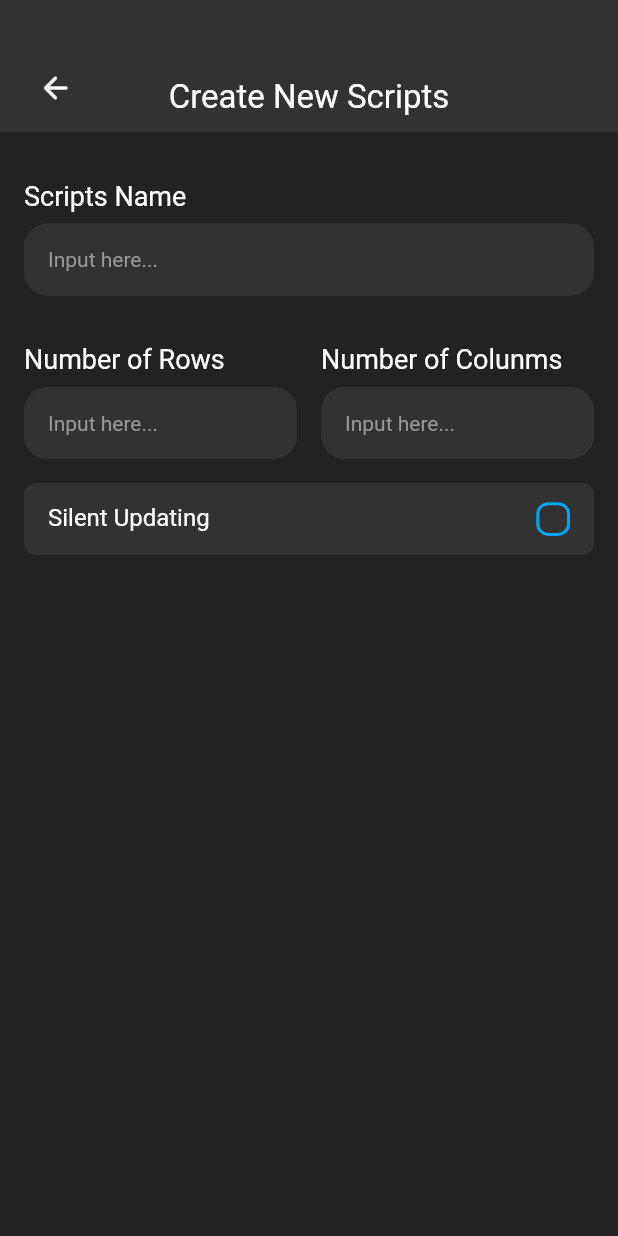
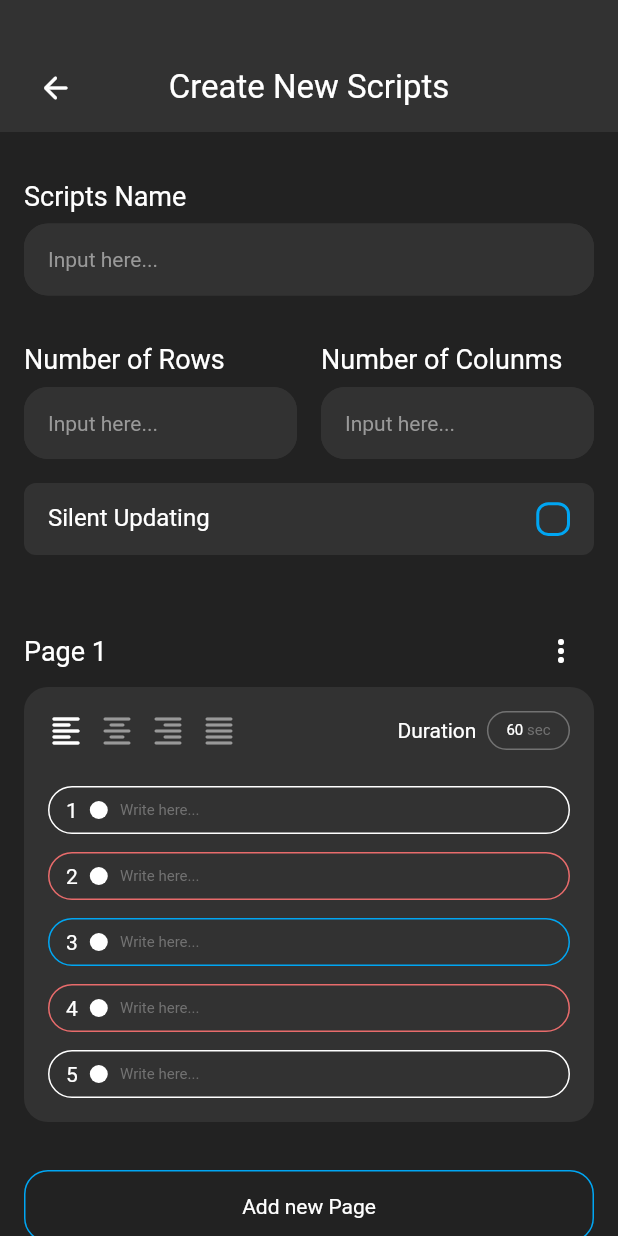
Before and after one commit to chanakaCP/Split-Flap-TV, a Flutter app: the CreateNewScriptScreen screen opened by its route, on a phone screen of 412 x 824 dp. Run offline on Flutter 3.47's test engine with Material 2 defaults, Android fonts, the light colour scheme and no system bars; our stand-ins replace cached_network_image, pin_code_fields.

Commit message:
Create page and add page UI complete

```diff
--- a/lib/config/enums/enums.dart
+++ b/lib/config/enums/enums.dart
@@ -1 +1,2 @@
 export 'custom_form_field_state.dart';
+export 'page_format.dart';
--- /dev/null
+++ b/lib/config/enums/page_format.dart
@@ -0,0 +1,6 @@
+enum PageFormat {
+  LEFT,
+  RIGHT,
+  CENTER,
+  JUSTIFY,
+}
--- a/lib/config/style/app_colors.dart
+++ b/lib/config/style/app_colors.dart
@@ -12,3 +12,4 @@ const pageColor1 = Color(0xFFE86B6B);
 const pageColor2 = Color(0xFF4DC591);
 const gray100 = Color(0xFFEEEEEE);
 const gray200 = Color(0xFFE0E0E0);
+const borderColor = Color(0xFF727272);
--- a/lib/config/style/app_style.dart
+++ b/lib/config/style/app_style.dart
@@ -38,7 +38,7 @@ TextStyle fontStyle4({Color? fontColor = white}) => TextStyle(
       fontSize: 22.0,
       color: fontColor,
       fontFamily: robotoFont,
-      height: 25.78 / 14.0,
+      height: 25.78 / 22.0,
     );
 
 TextStyle fontStyle5({Color? fontColor = primaryBlueColor}) => TextStyle(
@@ -71,6 +71,20 @@ TextStyle fontStyle8({Color? fontColor = white}) => TextStyle(
       fontFamily: robotoFont,
       height: 18.75 / 18.0,
     );
+TextStyle fontStyle9({Color? fontColor = white}) => TextStyle(
+      fontWeight: FontWeight.w400,
+      fontSize: 10.0,
+      color: fontColor,
+      fontFamily: robotoFont,
+      height: 11.72 / 11.72,
+    );
+TextStyle fontStyle10({Color? fontColor = white}) => TextStyle(
+      fontWeight: FontWeight.w500,
+      fontSize: 10.0,
+      color: fontColor,
+      fontFamily: robotoFont,
+      height: 11.72 / 11.72,
+    );
 
 TextStyle customFontStyle(
         {Color? fontColor = white,
--- a/lib/ui/screens/scripts/create_new_script_screen.dart
+++ b/lib/ui/screens/scripts/create_new_script_screen.dart
@@ -2,9 +2,11 @@ import 'package:flutter/material.dart';
 import 'package:split_flap_tv/config/extensions/extensions.dart';
 import 'package:split_flap_tv/config/style/style.dart';
 import 'package:split_flap_tv/ui/widgets/appbars/custom_appbar.dart';
+import 'package:split_flap_tv/ui/widgets/buttons/custom_button.dart';
 import 'package:split_flap_tv/ui/widgets/containers/custom_container.dart';
 import 'package:split_flap_tv/ui/widgets/form_contents/custom_form_field.dart';
 import 'package:split_flap_tv/ui/widgets/texts/custom_text.dart';
+import 'widgets/widgets.dart';
 
 class CreateNewScriptScreen extends StatefulWidget {
   @override
@@ -17,12 +19,21 @@ class _CreateNewScriptScreenState extends State<CreateNewScriptScreen> {
   TextEditingController _scriptRowsController = TextEditingController();
 
   bool _isSilentUpdate = false;
+  int _pageCount = 1;
 
   onTapSilentUpdate() {
     setState(() {
       _isSilentUpdate = !_isSilentUpdate;
     });
   }
+
+  onTapAddNewPage() {
+    setState(() {
+      _pageCount = _pageCount + 1;
+    });
+  }
+
+  onTapSaveScript() {}
 
   @override
   Widget build(BuildContext context) {
@@ -93,6 +104,18 @@ class _CreateNewScriptScreenState extends State<CreateNewScriptScreen> {
                   ],
                 ),
               ),
+              ScriptPageList(pageCount: _pageCount),
+              CustomButton.outline(
+                text: "Add new Page",
+                marginTop: 32,
+                onPressed: () => onTapAddNewPage(),
+              ),
+              CustomButton(
+                text: "Done",
+                marginTop: 15,
+                onPressed: () => onTapSaveScript(),
+              ),
+              const SizedBox(height: 100),
             ],
           ),
         ),
--- a/lib/ui/screens/scripts/script_details_screen.dart
+++ b/lib/ui/screens/scripts/script_details_screen.dart
@@ -20,7 +20,6 @@ class _ScriptDetailsScreenState extends State<ScriptDetailsScreen> {
     "Page 3",
     "Page 4",
     "Page 5",
-    "Page 6",
   ];
 
   @override
--- /dev/null
+++ b/lib/ui/screens/scripts/widgets/page_formt_icon.dart
@@ -0,0 +1,34 @@
+import 'package:flutter/material.dart';
+
+import 'package:split_flap_tv/config/extensions/border_radius_ex.dart';
+import 'package:split_flap_tv/config/style/style.dart';
+import 'package:split_flap_tv/ui/widgets/containers/custom_container.dart';
+
+class PageFormatIcon extends StatelessWidget {
+  final IconData icon;
+  final bool isSelected;
+  final VoidCallback onTapIcon;
+
+  const PageFormatIcon({
+    Key? key,
+    required this.icon,
+    required this.isSelected,
+    required this.onTapIcon,
+  }) : super(key: key);
+
+  @override
+  Widget build(BuildContext context) {
+    return CustomContainer(
+      borderRadius: 100.fullRadius,
+      marginRight: 10,
+      child: InkWell(
+        borderRadius: 100.fullRadius,
+        child: Icon(
+          icon,
+          color: (isSelected) ? white : hintTextColor,
+        ),
+        onTap: () => onTapIcon(),
+      ),
+    );
+  }
+}
--- /dev/null
+++ b/lib/ui/screens/scripts/widgets/script_page_list.dart
@@ -0,0 +1,28 @@
+import 'package:flutter/material.dart';
+import 'package:split_flap_tv/ui/screens/scripts/widgets/widgets.dart';
+
+import 'package:split_flap_tv/ui/widgets/containers/custom_container.dart';
+
+class ScriptPageList extends StatelessWidget {
+  final int pageCount;
+
+  const ScriptPageList({
+    Key? key,
+    required this.pageCount,
+  }) : super(key: key);
+
+  @override
+  Widget build(BuildContext context) {
+    return CustomContainer(
+      marginTop: 20,
+      child: Column(
+        children: [
+          for (var i = 0; i < pageCount; i++)
+            ScriptPageWidget(
+              pageName: "Page ${i + 1}",
+            ),
+        ],
+      ),
+    );
+  }
+}
--- /dev/null
+++ b/lib/ui/screens/scripts/widgets/script_page_widget.dart
@@ -0,0 +1,171 @@
+import 'package:flutter/material.dart';
+import 'package:split_flap_tv/config/enums/enums.dart';
+import 'package:split_flap_tv/config/extensions/extensions.dart';
+import 'package:split_flap_tv/config/style/style.dart';
+import 'package:split_flap_tv/ui/widgets/containers/custom_container.dart';
+import 'package:split_flap_tv/ui/widgets/form_contents/form_contents.dart';
+import 'package:split_flap_tv/ui/widgets/texts/custom_text.dart';
+
+import 'widgets.dart';
+
+class ScriptPageWidget extends StatefulWidget {
+  final String pageName;
+  const ScriptPageWidget({
+    Key? key,
+    required this.pageName,
+  }) : super(key: key);
+
+  @override
+  _ScriptPageWidgetState createState() => _ScriptPageWidgetState();
+}
+
+class _ScriptPageWidgetState extends State<ScriptPageWidget> {
+  PageFormat _selectedPageFormat = PageFormat.LEFT;
+  final int _count = 5;
+  final List _controlles = [];
+  final List _colors = [
+    white,
+    pageColor1,
+    primaryBlueColor,
+    hintTextColor,
+    pageColor2,
+  ];
+
+  @override
+  void initState() {
+    super.initState();
+    for (var i = 0; i < _count; i++) {
+      _controlles.add(TextEditingController());
+    }
+  }
+
+  onTapChangePageFormat(PageFormat format) {
+    setState(() {
+      _selectedPageFormat = format;
+    });
+  }
+
+  @override
+  Widget build(BuildContext context) {
+    return CustomContainer(
+      marginTop: 32,
+      child: Column(
+        children: [
+          Row(
+            mainAxisAlignment: MainAxisAlignment.spaceBetween,
+            children: [
+              CustomText(
+                text: widget.pageName,
+                textStyle: fontStyle1(),
+              ),
+              CustomContainer(
+                borderRadius: 100.fullRadius,
+                marginRight: 10,
+                child: InkWell(
+                  borderRadius: 100.fullRadius,
+                  child: const Icon(
+                    Icons.more_vert_rounded,
+                    color: white,
+                  ),
+                  onTap: () {},
+                ),
+              )
+            ],
+          ),
+          CustomContainer(
+            bgColor: primaryBlackColor,
+            borderRadius: 16.fullRadius,
+            padding: 16.all,
+            marginTop: 12,
+            child: Column(
+              children: [
+                Row(
+                  mainAxisAlignment: MainAxisAlignment.spaceBetween,
+                  children: [
+                    Row(
+                      children: [
+                        PageFormatIcon(
+                          icon: Icons.format_align_left_rounded,
+                          isSelected: (_selectedPageFormat == PageFormat.LEFT)
+                              ? true
+                              : false,
+                          onTapIcon: () =>
+                              onTapChangePageFormat(PageFormat.LEFT),
+                        ),
+                        PageFormatIcon(
+                          icon: Icons.format_align_center_rounded,
+                          isSelected: (_selectedPageFormat == PageFormat.CENTER)
+                              ? true
+                              : false,
+                          onTapIcon: () =>
+                              onTapChangePageFormat(PageFormat.CENTER),
+                        ),
+                        PageFormatIcon(
+                          icon: Icons.format_align_right_rounded,
+                          isSelected: (_selectedPageFormat == PageFormat.RIGHT)
+                              ? true
+                              : false,
+                          onTapIcon: () =>
+                              onTapChangePageFormat(PageFormat.RIGHT),
+                        ),
+                        PageFormatIcon(
+                          icon: Icons.format_align_justify_rounded,
+                          isSelected:
+                              (_selectedPageFormat == PageFormat.JUSTIFY)
+                                  ? true
+                                  : false,
+                          onTapIcon: () =>
+                              onTapChangePageFormat(PageFormat.JUSTIFY),
+                        ),
+                      ],
+                    ),
+                    Row(
+                      children: [
+                        CustomText(
+                          text: "Duration",
+                          textStyle: fontStyle5(fontColor: white),
+                        ),
+                        CustomContainer(
+                          border: Border.all(color: borderColor),
+                          borderRadius: 50.fullRadius,
+                          marginLeft: 7,
+                          padding: const EdgeInsets.symmetric(
+                              vertical: 7, horizontal: 12),
+                          child: Row(
+                            children: [
+                              CustomText(
+                                text: "60",
+                                textStyle: fontStyle10(),
+                              ),
+                              CustomText(
+                                text: " sec",
+                                textStyle: fontStyle9(fontColor: borderColor),
+                              ),
+                            ],
+                          ),
+                        )
+                      ],
+                    ),
+                  ],
+                ),
+                CustomContainer(
+                  marginTop: 12,
+                  child: Column(
+                    children: [
+                      for (var i = 0; i < _count; i++)
+                        ScriptPageInputFiled(
+                          controller: _controlles[i],
+                          index: i + 1,
+                          contentColor: _colors[(_colors.length) % (i + 1)],
+                        ),
+                    ],
+                  ),
+                )
+              ],
+            ),
+          ),
+        ],
+      ),
+    );
+  }
+}
--- a/lib/ui/screens/scripts/widgets/widgets.dart
+++ b/lib/ui/screens/scripts/widgets/widgets.dart
@@ -1 +1,4 @@
 export 'custom_page_action_widget.dart';
+export 'page_formt_icon.dart';
+export 'script_page_list.dart';
+export 'script_page_widget.dart';
--- /dev/null
+++ b/lib/ui/widgets/form_contents/form_contents.dart
@@ -0,0 +1,2 @@
+export 'custom_form_field.dart';
+export 'script_page_input_field.dart';
--- /dev/null
+++ b/lib/ui/widgets/form_contents/script_page_input_field.dart
@@ -0,0 +1,91 @@
+import 'package:flutter/material.dart';
+import 'package:split_flap_tv/config/extensions/border_radius_ex.dart';
+import 'package:split_flap_tv/config/style/style.dart';
+import 'package:split_flap_tv/ui/widgets/containers/custom_container.dart';
+import 'package:split_flap_tv/ui/widgets/texts/custom_text.dart';
+
+class ScriptPageInputFiled extends StatelessWidget {
+  final TextEditingController controller;
+  final int? maxLength;
+  final Color contentColor;
+  final int index;
+
+  const ScriptPageInputFiled({
+    Key? key,
+    required this.controller,
+    required this.index,
+    this.contentColor = white,
+    this.maxLength,
+  }) : super(key: key);
+
+  @override
+  Widget build(BuildContext context) {
+    return Container(
+      color: transparent,
+      margin: const EdgeInsets.only(top: 12),
+      height: 32,
+      alignment: Alignment.centerLeft,
+      child: Row(
+        children: [
+          Expanded(
+            child: TextFormField(
+              style: fontStyle9(fontColor: contentColor),
+              maxLength: maxLength,
+              controller: controller,
+              decoration: InputDecoration(
+                contentPadding: const EdgeInsets.all(10),
+                filled: true,
+                fillColor: transparent,
+                hintText: "Write here...",
+                hintStyle: fontStyle9(fontColor: borderColor),
+                prefixIcon: SizedBox(
+                  width: (index >= 100)
+                      ? 65
+                      : (index >= 10)
+                          ? 55
+                          : 40,
+                  child: Row(
+                    children: [
+                      CustomText(
+                        text: index.toString(),
+                        textStyle: fontStyle5(fontColor: white),
+                        marginLeft: 12,
+                      ),
+                      CustomContainer(
+                        height: 12,
+                        width: 12,
+                        bgColor: white,
+                        marginLeft: 8,
+                        borderRadius: 100.fullRadius,
+                      )
+                    ],
+                  ),
+                ),
+                border: OutlineInputBorder(
+                  borderRadius: BorderRadius.circular(100),
+                  borderSide: BorderSide(color: contentColor, width: 1),
+                ),
+                focusedBorder: OutlineInputBorder(
+                  borderRadius: BorderRadius.circular(100),
+                  borderSide: BorderSide(color: contentColor, width: 1),
+                ),
+                enabledBorder: OutlineInputBorder(
+                  borderRadius: BorderRadius.circular(100),
+                  borderSide: BorderSide(color: contentColor, width: 1),
+                ),
+                errorBorder: OutlineInputBorder(
+                  borderRadius: BorderRadius.circular(100),
+                  borderSide: BorderSide(color: contentColor, width: 1),
+                ),
+                focusedErrorBorder: OutlineInputBorder(
+                  borderRadius: BorderRadius.circular(100),
+                  borderSide: BorderSide(color: contentColor, width: 1),
+                ),
+              ),
+            ),
+          ),
+        ],
+      ),
+    );
+  }
+}
```
